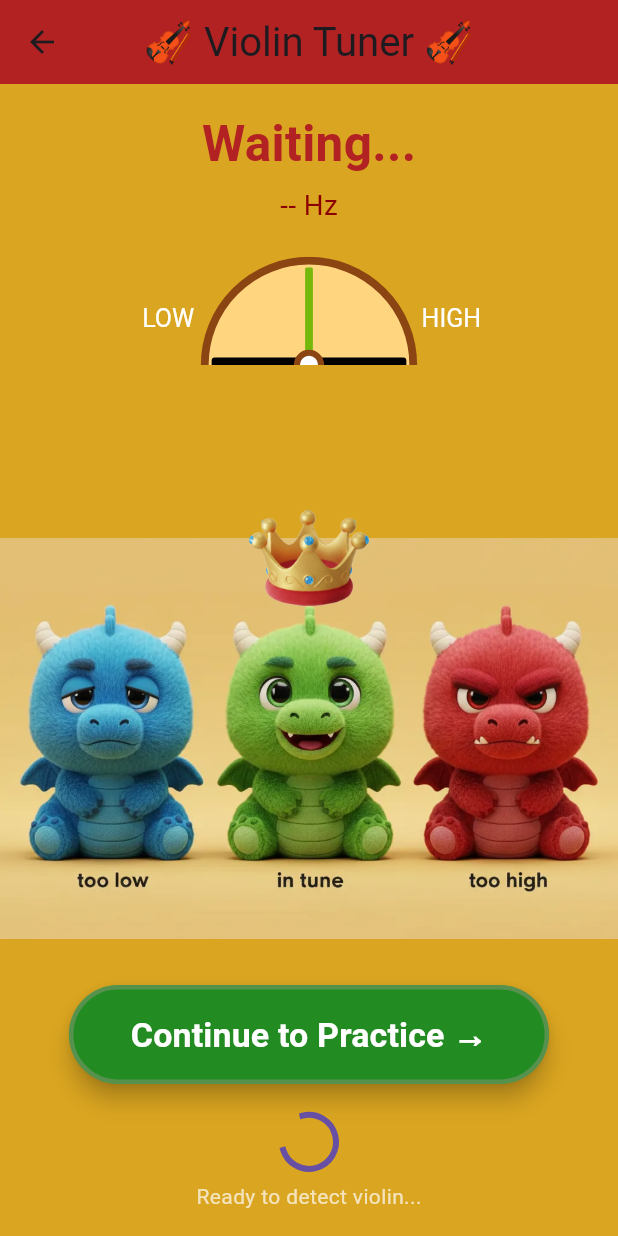
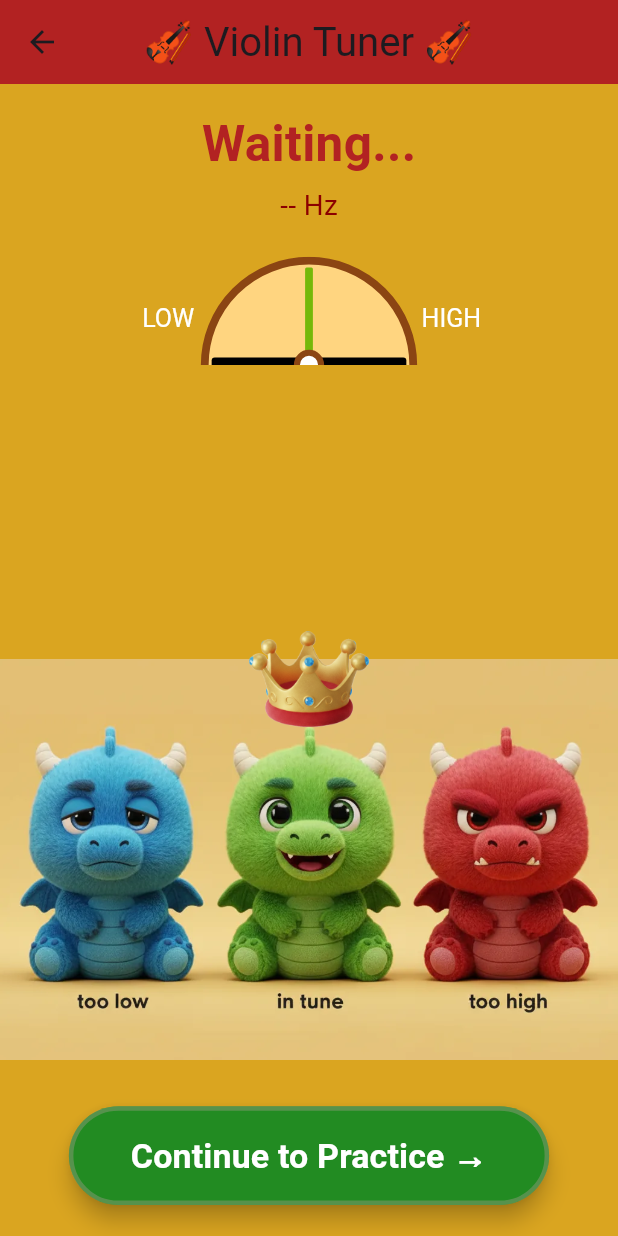
Before and after one commit to mbbrigitte/motivation-app, a Flutter app: the ViolinTuner screen opened directly, on a phone screen of 412 x 824 dp. Run offline on Flutter 3.47's test engine with Material 3 defaults, Android fonts, the phone set to English and light mode, and no system bars; our stand-ins replace audioplayers, permission_handler, sensors_plus, shared_preferences, video_player; accounts and stored records are empty; Roboto replaces fonts that are missing (Georgia).

```diff
--- a/lib/screens/violin_tuner.dart
+++ b/lib/screens/violin_tuner.dart
@@ -309,22 +309,7 @@ class _ViolinTunerState extends State<ViolinTuner>
             ),
 
             // ── Listening indicator ───────────────────────────────────────
-            if (!hasError && currentAmplitude < 0.005)
-              Padding(
-                padding: EdgeInsets.only(bottom: screenHeight * 0.02),
-                child: Column(
-                  mainAxisSize: MainAxisSize.min,
-                  children: [
-                    const CircularProgressIndicator(),
-                    SizedBox(height: screenHeight * 0.01),
-                    const Text(
-                      'Ready to detect violin...',
-                      style: TextStyle(color: Colors.white70),
-                    ),
-                  ],
-                ),
-              ),
-          ],
+        ],
         ),
       ),
     );
```
Also changed, not shown: 1 other file.
